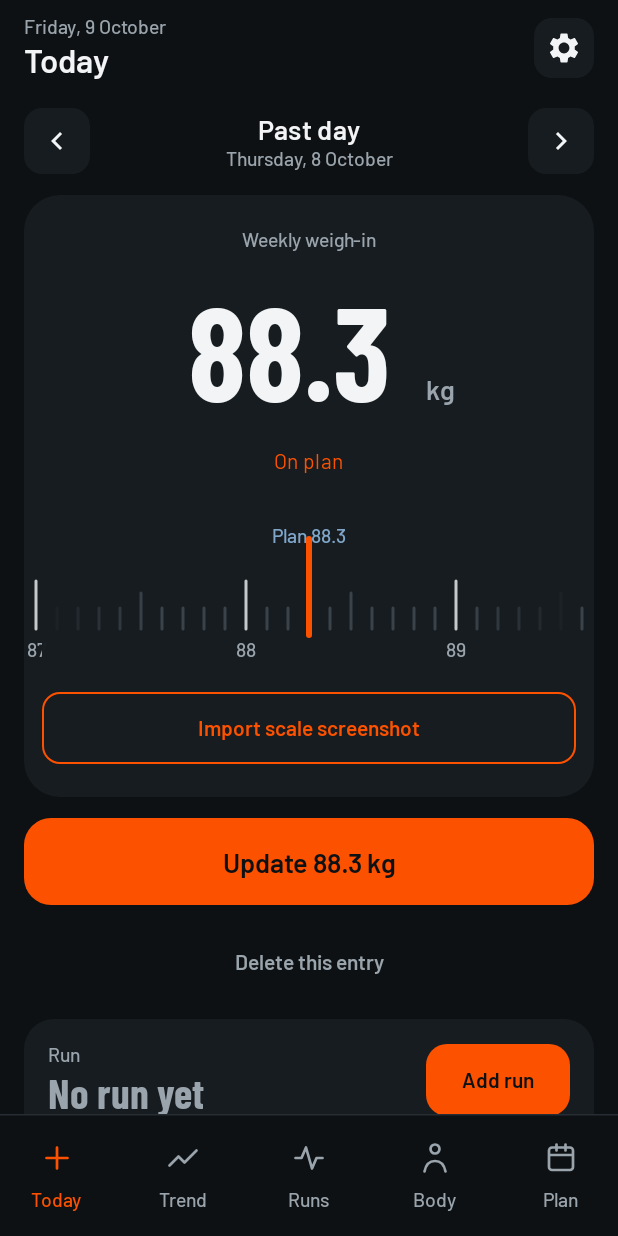
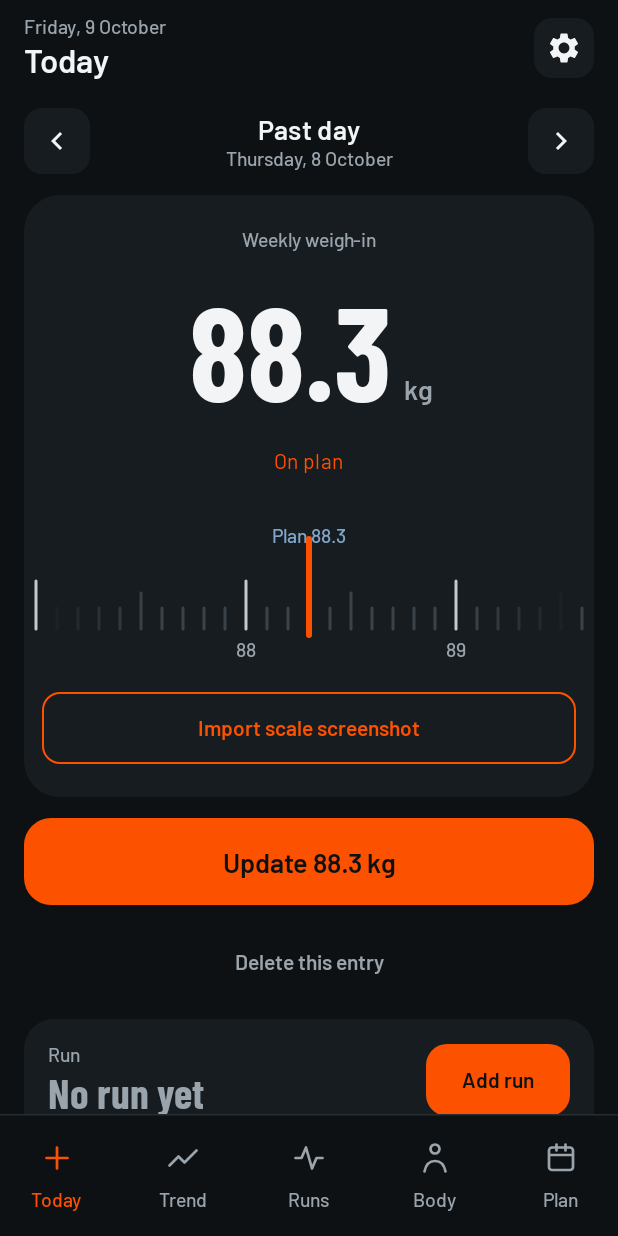
Before and after one commit to midhun221B/Wt-tracker, an Android app built with Jetpack Compose: the screen it shows after launch (MainActivity), after a tap on "Edit", on a phone screen of 412 x 824 dp. Run offline under Robolectric (Android 15) with nearby library versions, the phone set to English and light mode, and no system bars; our stand-ins replace Room's generated code; 2 statements that could not run were skipped; 3 other taps on this screen came first.

Commit message:
Ruler: edge labels for marks out of view, no clipped tick labels; tighter kg
Co-Authored-By: Claude Opus 5.5 <noreply@anthropic.com>
Claude-Session: https://claude.ai/code/session_01NhF2XaJMtCFQsU6AoPcjWX

```diff
--- a/app/src/main/java/wt/app/ui/LogScreen.kt
+++ b/app/src/main/java/wt/app/ui/LogScreen.kt
@@ -160,7 +160,7 @@ fun LogScreen(
                             textStyle = numberStyle(88.sp, if (weightValid) Palette.Text else Palette.Error).copy(textAlign = TextAlign.Center),
                             cursorBrush = SolidColor(Palette.Accent),
                             keyboardOptions = KeyboardOptions(keyboardType = KeyboardType.Decimal),
-                            modifier = Modifier.width(170.dp).semantics { contentDescription = "Weight in kg" },
+                            modifier = Modifier.width(140.dp).semantics { contentDescription = "Weight in kg" },
                         )
                         Text("kg", style = MaterialTheme.typography.titleMedium, color = Palette.Muted, modifier = Modifier.padding(bottom = 14.dp))
                     }
--- a/app/src/main/java/wt/app/ui/WeightRuler.kt
+++ b/app/src/main/java/wt/app/ui/WeightRuler.kt
@@ -94,28 +94,32 @@ fun WeightRuler(kg: Double, onKg: (Double) -> Unit, planKg: Double?, lastKg: Dou
                 else -> 14.dp.toPx() to Palette.Outline
             }
             drawLine(color, Offset(x, baseline - h), Offset(x, baseline), 2.dp.toPx(), StrokeCap.Round)
-            if (v % 10 == 0) centeredText(measurer, "${v / 10}", x, baseline + 6.dp.toPx(), label.copy(color = Palette.Muted))
+            // Skip labels that would be cut off at the edges.
+            if (v % 10 == 0 && abs(x - cx) < cx - 16.dp.toPx()) {
+                centeredText(measurer, "${v / 10}", x, baseline + 6.dp.toPx(), label.copy(color = Palette.Muted))
+            }
         }
 
-        // Last week (grey, top label row) and the plan (blue dashed, second row), when they are in view.
+        // Last week (grey, top label row) and the plan (blue dashed, second row). Out of view, the label sits at
+        // that edge with an arrow so the mark is never lost.
         fun xOf(kgMark: Double) = cx + ((kgMark * 10).roundToInt() - tenths) * step
-        lastKg?.let { l ->
-            val x = xOf(l)
+        fun mark(kgMark: Double, name: String, color: Color, top: Float, dashed: Boolean) {
+            val x = xOf(kgMark)
+            val style = label.copy(color = color)
             if (abs(x - cx) < cx - 8.dp.toPx()) {
-                drawLine(Palette.Muted, Offset(x, markTop), Offset(x, baseline), 2.dp.toPx())
-                centeredText(measurer, "Last week %.1f".format(l), x, 2.dp.toPx(), label.copy(color = Palette.Muted))
+                drawLine(
+                    color, Offset(x, markTop), Offset(x, baseline), 2.dp.toPx(),
+                    pathEffect = if (dashed) PathEffect.dashPathEffect(floatArrayOf(6.dp.toPx(), 5.dp.toPx())) else null,
+                )
+                centeredText(measurer, "$name %.1f".format(kgMark), x, top, style)
+            } else {
+                val layout = measurer.measure(if (x < cx) "‹ $name %.1f".format(kgMark) else "$name %.1f ›".format(kgMark), style)
+                val left = if (x < cx) 0f else size.width - layout.size.width
+                drawText(layout, topLeft = Offset(left, top))
             }
         }
-        planKg?.let { p ->
-            val x = xOf(p)
-            if (abs(x - cx) < cx - 8.dp.toPx()) {
-                drawLine(
-                    Palette.Planned, Offset(x, markTop), Offset(x, baseline), 2.dp.toPx(),
-                    pathEffect = PathEffect.dashPathEffect(floatArrayOf(6.dp.toPx(), 5.dp.toPx())),
-                )
-                centeredText(measurer, "Plan %.1f".format(p), x, 20.dp.toPx(), label.copy(color = Palette.Planned))
-            }
-        }
+        lastKg?.let { mark(it, "Last week", Palette.Muted, 2.dp.toPx(), dashed = false) }
+        planKg?.let { mark(it, "Plan", Palette.Planned, 20.dp.toPx(), dashed = true) }
 
         // Fixed centre mark, then fade both edges into the card.
         drawLine(Palette.Accent, Offset(cx, baseline - 60.dp.toPx()), Offset(cx, baseline + 4.dp.toPx()), 4.dp.toPx(), StrokeCap.Round)
```
